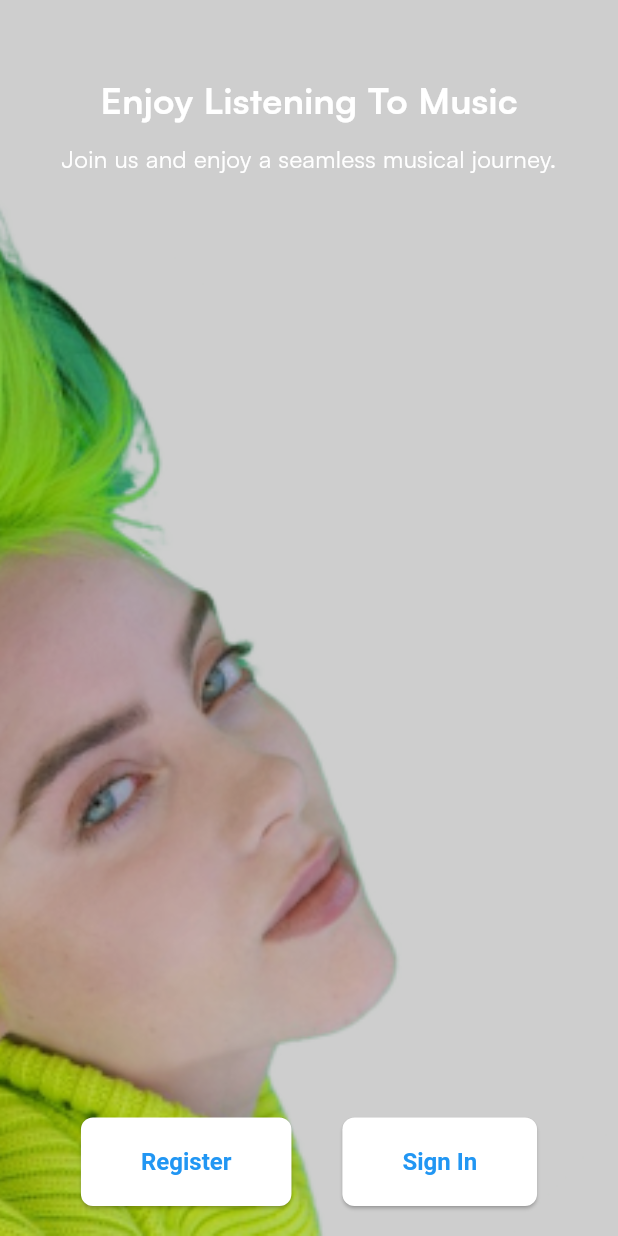
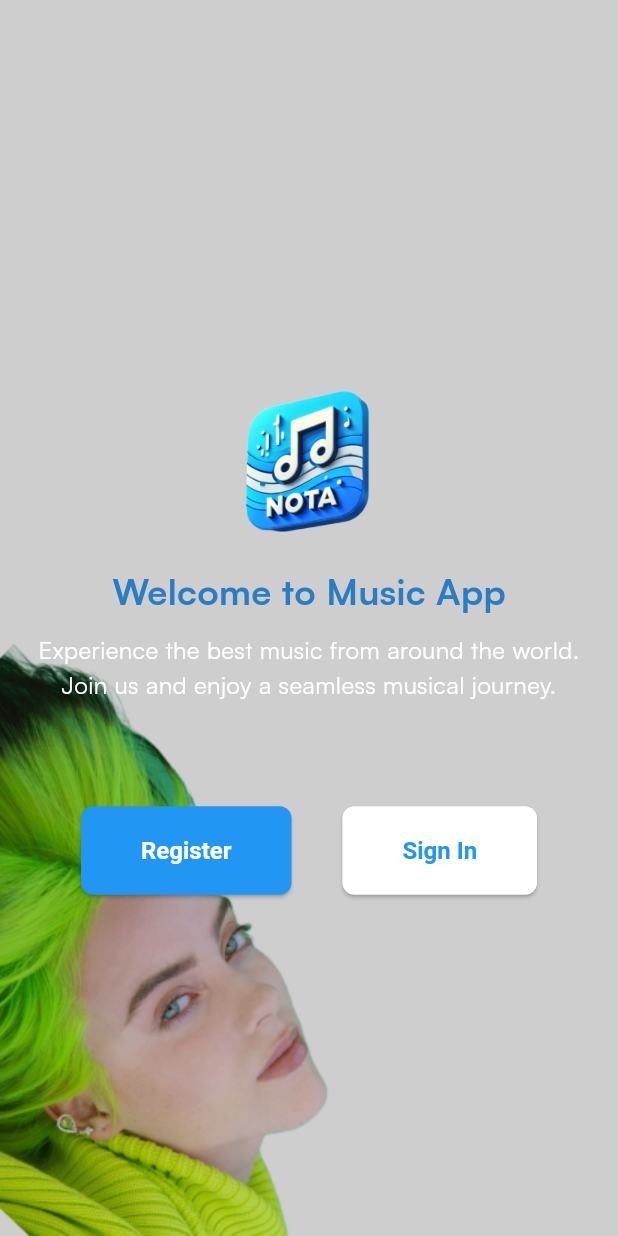
Before and after one commit to MehdiBelmahboubi/MusicApp_Flutter, a Flutter app: the SignupSigninPage screen opened directly, on a phone screen of 412 x 824 dp. Run offline on Flutter 3.47's test engine with Material 3 defaults, Android fonts, the phone set to English and light mode, and no system bars; our stand-ins replace flutter_bloc, flutter_svg, hydrated_bloc; missing offline and left inert: dart:ffi.

Commit message:
modify signin or signup page

```diff
--- a/lib/presentation/auth/pages/signup_signin.dart
+++ b/lib/presentation/auth/pages/signup_signin.dart
@@ -1,6 +1,7 @@
 import 'package:flutter/material.dart';
 import 'package:music_app_flutter/common/widgets/button/basic_app_button.dart';
 import 'package:music_app_flutter/core/configs/assets/app_images.dart';
+import 'package:music_app_flutter/core/configs/assets/app_vectors.dart';
 import 'package:music_app_flutter/presentation/chose_mode/pages/chose_mode.dart';
 
 class SignupSigninPage extends StatelessWidget {
@@ -10,12 +11,10 @@ class SignupSigninPage extends StatelessWidget {
       body: Stack(
         children: [
           // Background image or color
-          Container(
-            decoration: BoxDecoration(
-              image: DecorationImage(
-                fit: BoxFit.cover,
-                image: AssetImage(AppImages.signupOrSignin),
-              ),
+          Align(
+            alignment: Alignment.bottomLeft,
+            child: Image.asset(
+                  AppImages.signupOrSignin // Replace with your background image
             ),
           ),
           // Semi-transparent overlay
@@ -25,14 +24,19 @@ class SignupSigninPage extends StatelessWidget {
           // Content
           Center(
             child: Column(
-              mainAxisAlignment: MainAxisAlignment.start,
+              mainAxisAlignment: MainAxisAlignment.center,
               crossAxisAlignment: CrossAxisAlignment.center,
               children: [
                 SizedBox(height: 50), // Add some space from the top
+                Image.asset(
+                  AppVectors.logo,
+                  height: 100, // Adjust the height as needed
+                ),
+                SizedBox(height: 20),
                 Text(
-                  'Enjoy Listening To Music',
+                  'Welcome to Music App',
                   style: TextStyle(
-                    color: Colors.white,
+                    color: const Color.fromARGB(255, 41, 125, 194),
                     fontSize: 24,
                     fontWeight: FontWeight.bold,
                   ),
@@ -41,6 +45,7 @@ class SignupSigninPage extends StatelessWidget {
                 Padding(
                   padding: const EdgeInsets.symmetric(horizontal: 20.0),
                   child: Text(
+                    'Experience the best music from around the world. '
                     'Join us and enjoy a seamless musical journey.',
                     textAlign: TextAlign.center,
                     style: TextStyle(
@@ -49,7 +54,7 @@ class SignupSigninPage extends StatelessWidget {
                     ),
                   ),
                 ),
-                Spacer(), // Pushes the buttons to the bottom
+                SizedBox(height: 50), // Add some space from the bottom
                 Padding(
                   padding: const EdgeInsets.all(20.0),
                   child: Row(
@@ -60,8 +65,8 @@ class SignupSigninPage extends StatelessWidget {
 
                         },
                         title: 'Register',
-                        textColor: Colors.blue,
-                        backgroundColor: Colors.white,
+                        textColor: Colors.white,
+                        backgroundColor: Colors.blue,
                       ),
                       BasicAppButton(
                         onPressed: () {
```
